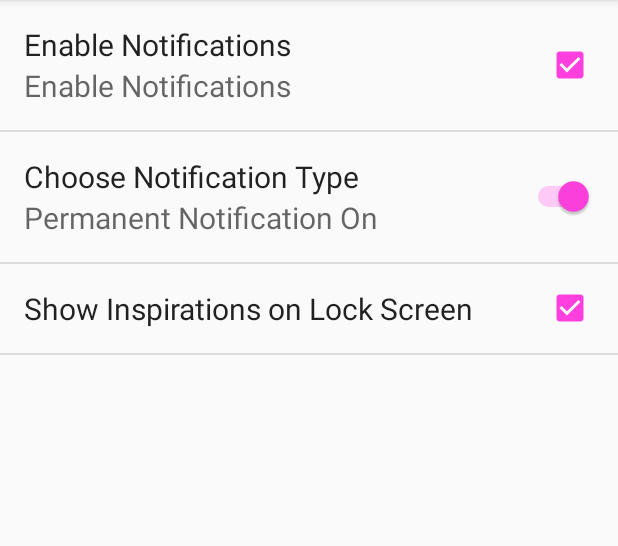
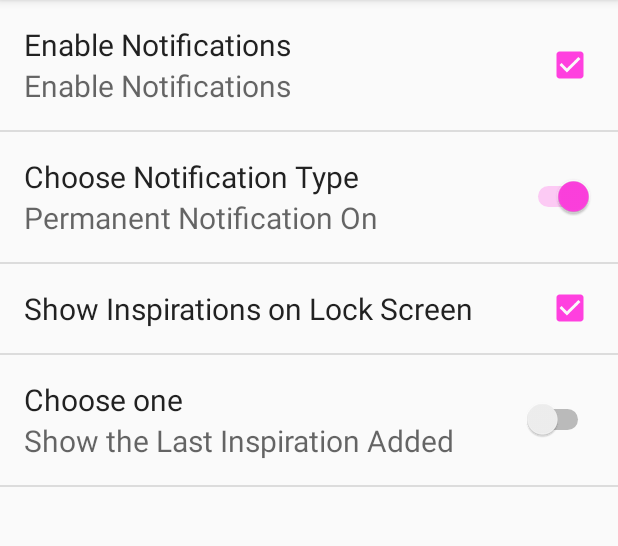
Before and after one commit to djnotes/MyDailyInspiration, an Android app: the SettingsActivity screen opened directly, with no data from a screen before it, on a phone screen of 412 x 824 dp, the part 84-630 px from its top. Run offline under Robolectric (Android 15) with nearby library versions, the phone set to English and light mode, and no system bars.

Commit message:
Initialized user preferences. Next, I will complete the if condition in the NotificationService class

```diff
--- a/app/src/main/java/com/mehdi/memo/SettingsActivity.java
+++ b/app/src/main/java/com/mehdi/memo/SettingsActivity.java
@@ -6,6 +6,9 @@ import android.os.Bundle;
 
 public class SettingsActivity extends AppCompatActivity {
     public static final String KEY_NOTIFICATION_ENABLE="pref_enable_notification";
+    public static final String KEY_RANDOM_NOTIFICATION="pref_toggle_random";
+    public static final String  KEY_ONGOING_NOTIFICATION="pref_toggle_ongoing";
+    public static final String  KEY_SHOW_0N_LOCKSCREEN="pref_show_on_lockscreen";
 
 
     @Override
--- a/app/src/main/res/values/strings.xml
+++ b/app/src/main/res/values/strings.xml
@@ -27,4 +27,6 @@
     <string name="permanent_notification_off">Permanent Notification On</string>
     <string name="permanent_notification_on">Permanent Notification On</string>
     <string name="show_inspiration_on_lockscreen">Show Inspirations on Lock Screen</string>
+    <string name="show_random_inspiration">Show Random Inspirations</string>
+    <string name="show_latest_inspiration">Show the Last Inspiration Added</string>
 </resources>
--- a/app/src/main/res/xml/preferences.xml
+++ b/app/src/main/res/xml/preferences.xml
@@ -9,17 +9,25 @@
     <SwitchPreference
         android:defaultValue="true"
         android:dependency="pref_enable_notification"
-        android:key="pref_toggle_notification_type"
+        android:key="pref_toggle_ongoing"
         android:summaryOff="@string/permanent_notificaiton_off"
         android:summaryOn="@string/permanent_notification_on"
         android:title="Choose Notification Type"
         />
     <CheckBoxPreference
-        android:key="pref_enable_lockscreen_notification"
+        android:key="pref_show_on_lockscreen"
         android:dependency="pref_enable_notification"
         android:title="@string/show_inspiration_on_lockscreen"
         android:defaultValue="true"
         />
+    <SwitchPreference
+        android:dependency="pref_enable_notification"
+        android:key="pref_toggle_random"
+        android:title="Choose one"
+        android:defaultValue="false"
+        android:summaryOn="@string/show_random_inspiration"
+        android:summaryOff="@string/show_latest_inspiration"
+        />
 
 
 </PreferenceScreen>
```
Also changed, not shown: app/src/main/java/com/mehdi/memo/NotificationService.java (+35 -4 lines), app/src/main/res/drawable/alert.png.
